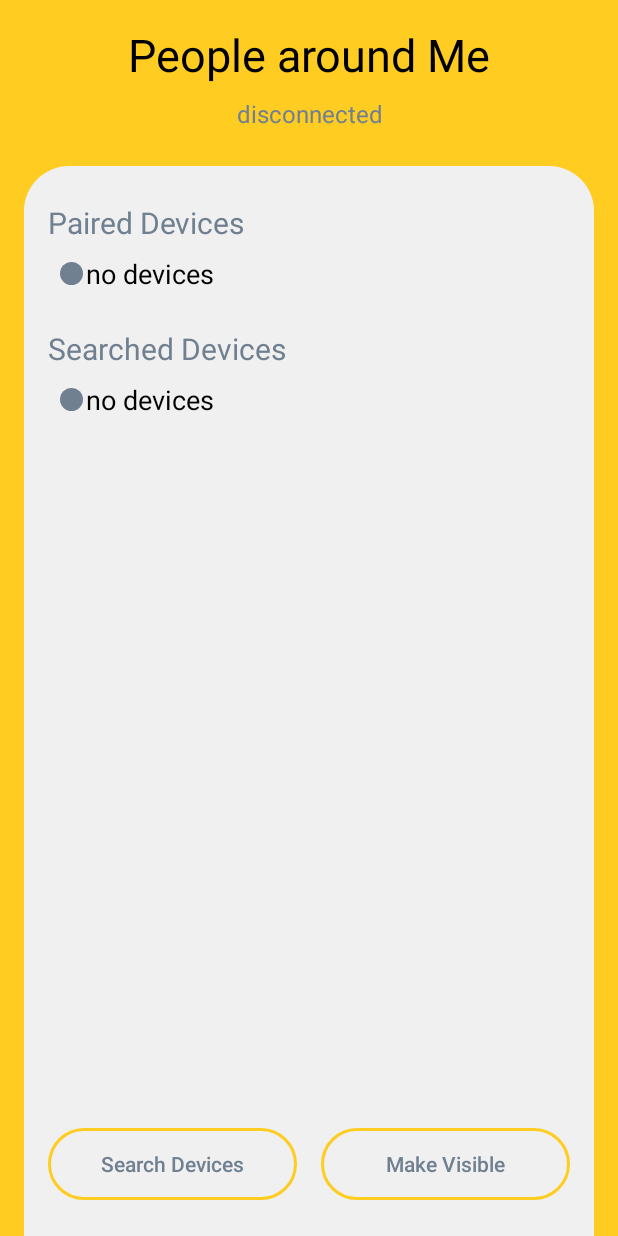
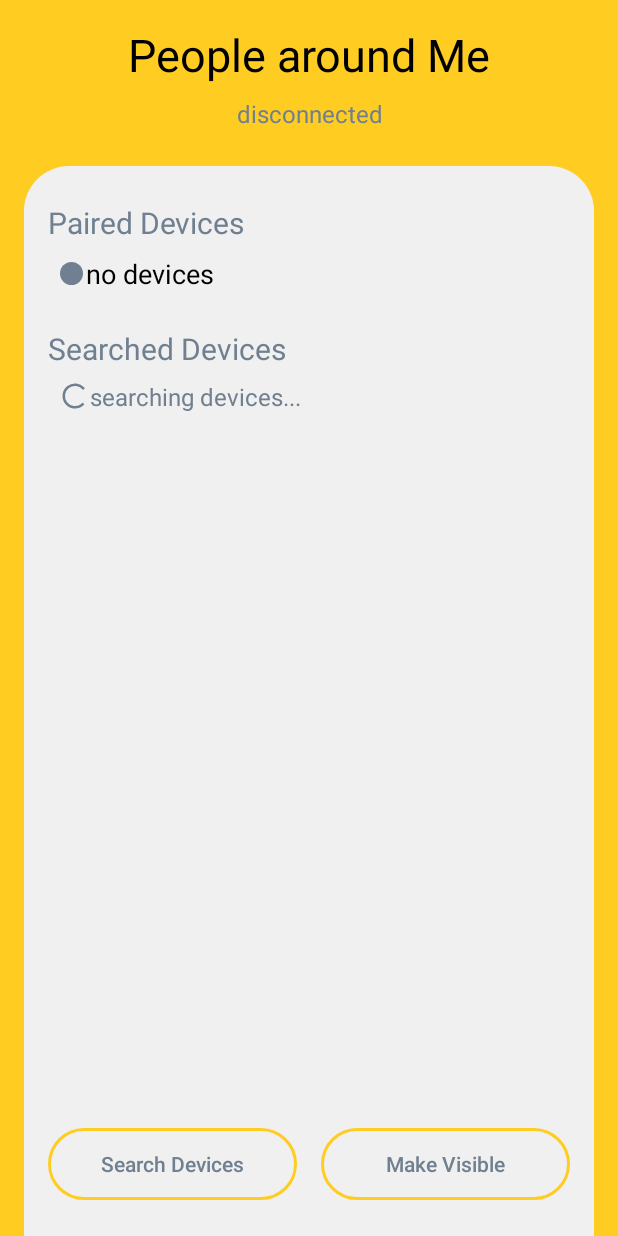
Before and after one commit to keng-yu-liao/BlueChart_10, an Android app: the SearchActivity screen opened directly, with no data from a screen before it, on a phone screen of 412 x 824 dp. Run offline under Robolectric (Android 15) with nearby library versions, the phone set to English and light mode, and no system bars.

Commit message:
[新增] 搜尋頁面搜尋裝置layout

```diff
--- a/app/src/main/res/layout/activity_search.xml
+++ b/app/src/main/res/layout/activity_search.xml
@@ -110,15 +110,45 @@
                     app:layout_constraintStart_toStartOf="parent"
                     app:layout_constraintTop_toBottomOf="@+id/rcv_paired_devices" />
 
+                <androidx.constraintlayout.widget.Group
+                    android:id="@+id/searching_group"
+                    android:layout_width="wrap_content"
+                    android:layout_height="wrap_content"
+                    app:constraint_referenced_ids="search_progress_bar, tv_searching_devices" />
+
+                <ProgressBar
+                    android:id="@+id/search_progress_bar"
+                    style="?android:attr/progressBarStyle"
+                    android:layout_width="20dp"
+                    android:layout_height="20dp"
+                    android:layout_marginStart="8dp"
+                    android:layout_marginTop="8dp"
+                    android:indeterminateTint="@color/colorGray"
+                    app:layout_constraintStart_toStartOf="parent"
+                    app:layout_constraintTop_toBottomOf="@+id/tv_searched_devices_title" />
+
+                <TextView
+                    android:id="@+id/tv_searching_devices"
+                    android:layout_width="wrap_content"
+                    android:layout_height="wrap_content"
+                    android:text="@string/search_searching_devices"
+                    android:textColor="@color/colorGray"
+                    android:textSize="@dimen/text_size_mid_small"
+                    app:layout_constraintBottom_toBottomOf="@+id/search_progress_bar"
+                    app:layout_constraintTop_toTopOf="@+id/search_progress_bar"
+                    app:layout_constraintStart_toEndOf="@+id/search_progress_bar"/>
+
                 <include
                     android:id="@+id/tv_searched_devices_no_data"
                     layout="@layout/item_search_no_paired_device"
                     android:layout_width="match_parent"
                     android:layout_height="wrap_content"
+                    android:visibility="gone"
                     app:layout_constraintEnd_toEndOf="parent"
                     app:layout_constraintHorizontal_bias="0.0"
                     app:layout_constraintStart_toStartOf="parent"
                     app:layout_constraintTop_toBottomOf="@+id/tv_searched_devices_title" />
+
 
 
                 <androidx.recyclerview.widget.RecyclerView
--- a/app/src/main/res/values/dimens.xml
+++ b/app/src/main/res/values/dimens.xml
@@ -3,6 +3,7 @@
     <dimen name="text_size_rcv_title">20sp</dimen>
     <dimen name="text_size_rcv_item">18sp</dimen>
 
+    <dimen name="text_size_small">12sp</dimen>
     <dimen name="text_size_mid_small">16sp</dimen>
     <dimen name="text_size_mid">20sp</dimen>
     <dimen name="text_size_mid_big">25sp</dimen>
--- a/app/src/main/res/values/strings.xml
+++ b/app/src/main/res/values/strings.xml
@@ -15,6 +15,7 @@
     <string name="search_paired_devices">Paired Devices</string>
     <string name="search_searched_devices">Searched Devices</string>
     <string name="search_no_devices">no devices</string>
+    <string name="search_searching_devices">searching devices...</string>
 
     //Search頁面 - bluetooth connect status
     <string name="bluetooth_status_disconnected">disconnected</string>
```
